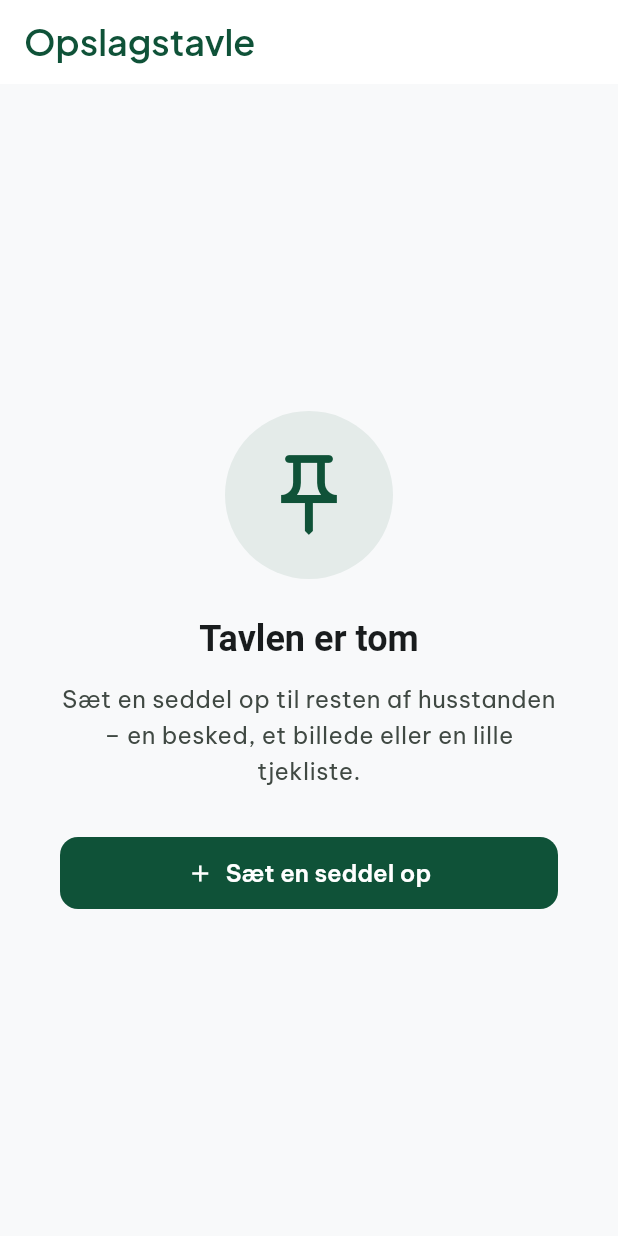
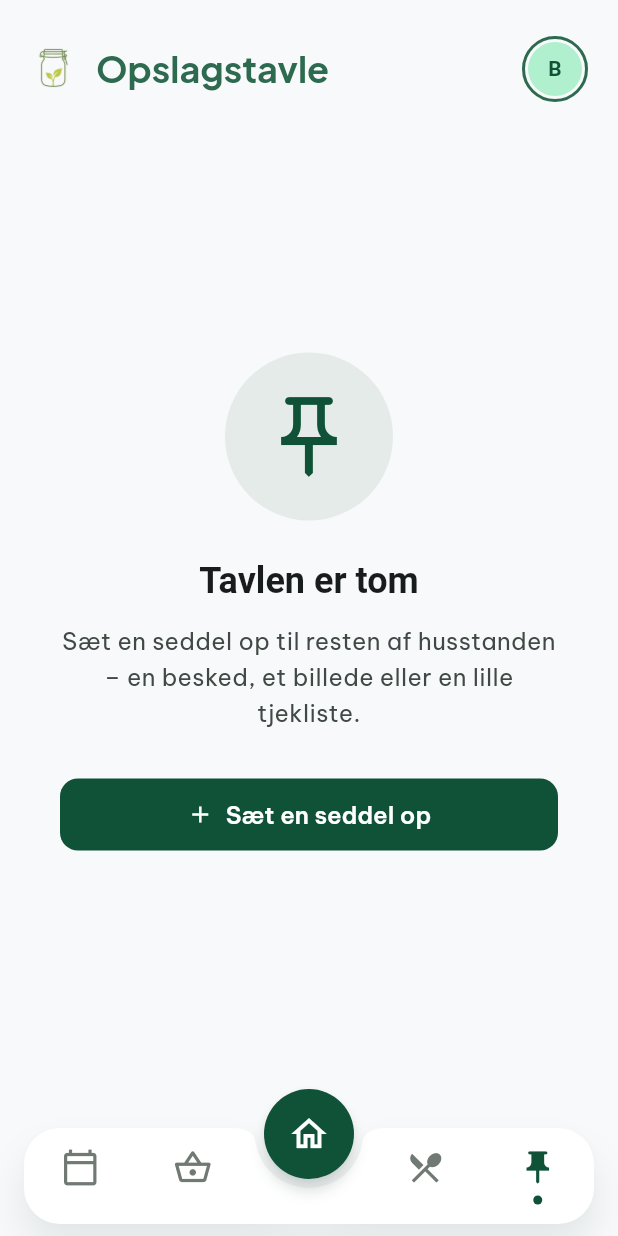
Before and after one commit to Zpolonius/Skafferiet, a Flutter app: the BoardScreen screen opened by its route, on a phone screen of 412 x 824 dp. Run offline on Flutter 3.47's test engine with Material 3 defaults, Android fonts, the phone set to English and light mode, and no system bars; our stand-ins replace cached_network_image, cloud_firestore, connectivity_plus, firebase_auth, firebase_core, firebase_storage and 6 more; accounts and stored records are empty; generated files the repository leaves out were written again; network calls fail.

Commit message:
Move the board into a five-tab bottom bar with Home centred
The bottom bar is now a floating, rounded bar with a raised round Home
button in the middle that sits in a soft notch. Tabs are icon-only; the
active one turns green and gets a dot. Each tab still has a label for
screen readers and as a long-press tooltip.

Branch order is Meal Plan, Grocery, Home, Recipes, Board. The board
moved from a pushed route into its own tab, so it now has the same
header as the other tabs, and the Home preview card switches tab
instead of pushing.

Fix screen readers being unable to activate the board preview card and
checklist items: excludeSemantics also hid the tap action, so they were
announced but could not be pressed. Tests now check for the tap action.

Co-Authored-By: Claude Opus 5.5 <noreply@anthropic.com>
Claude-Session: https://claude.ai/code/session_01BWH2DN6p66yyEofLa2ziFo

```diff
--- a/lib/features/board/board_note_card.dart
+++ b/lib/features/board/board_note_card.dart
@@ -233,6 +233,7 @@ class _ChecklistRow extends StatelessWidget {
     return Semantics(
       checked: isDone,
       label: text,
+      onTap: onTap,
       excludeSemantics: true,
       child: InkWell(
         onTap: onTap,
--- a/lib/features/board/board_preview_card.dart
+++ b/lib/features/board/board_preview_card.dart
@@ -26,6 +26,7 @@ class BoardPreviewCard extends ConsumerWidget {
     return Semantics(
       button: true,
       label: 'Opslagstavlen. $subtitle',
+      onTap: () => context.go('/board'),
       excludeSemantics: true,
       child: Material(
         color: cs.surfaceContainerLowest,
@@ -33,7 +34,7 @@ class BoardPreviewCard extends ConsumerWidget {
         elevation: 0,
         child: InkWell(
           borderRadius: BorderRadius.circular(20),
-          onTap: () => context.push('/board'),
+          onTap: () => context.go('/board'),
           child: Container(
             padding: const EdgeInsets.all(16),
             decoration: BoxDecoration(
--- a/lib/features/board/board_screen.dart
+++ b/lib/features/board/board_screen.dart
@@ -3,6 +3,7 @@ import 'package:flutter_riverpod/flutter_riverpod.dart';
 import 'package:gap/gap.dart';
 import '../../core/models/board_note.dart';
 import '../../shared/widgets/empty_state_widget.dart';
+import '../../shared/widgets/profile_avatar.dart';
 import '../auth/auth_provider.dart';
 import '../profile/household_provider.dart';
 import 'add_board_note_sheet.dart';
@@ -16,19 +17,10 @@ class BoardScreen extends ConsumerWidget {
 
   @override
   Widget build(BuildContext context, WidgetRef ref) {
-    final cs = Theme.of(context).colorScheme;
     final notesAsync = ref.watch(boardProvider);
     final hasNotes = notesAsync.valueOrNull?.isNotEmpty ?? false;
 
     return Scaffold(
-      appBar: AppBar(
-        backgroundColor: cs.surfaceContainerLowest,
-        surfaceTintColor: Colors.transparent,
-        title: Text(
-          'Opslagstavle',
-          style: Theme.of(context).textTheme.displayMedium?.copyWith(color: cs.primary),
-        ),
-      ),
       floatingActionButton: hasNotes
           ? FloatingActionButton.extended(
               onPressed: () => _openAddSheet(context),
@@ -36,7 +28,20 @@ class BoardScreen extends ConsumerWidget {
               label: const Text('Ny seddel'),
             )
           : null,
-      body: notesAsync.when(
+      body: SafeArea(
+        child: Column(
+          children: [
+            const _BoardHeader(),
+            Expanded(child: _buildContent(context, ref, notesAsync)),
+          ],
+        ),
+      ),
+    );
+  }
+
+  Widget _buildContent(
+      BuildContext context, WidgetRef ref, AsyncValue<List<BoardNote>> notesAsync) {
+    return notesAsync.when(
       data: (notes) => notes.isEmpty
           ? EmptyStateWidget(
               icon: Icons.push_pin_outlined,
@@ -61,7 +66,6 @@ class BoardScreen extends ConsumerWidget {
           ],
         ),
       ),
-      ),
     );
   }
 
@@ -70,6 +74,35 @@ class BoardScreen extends ConsumerWidget {
     if (added == true && context.mounted) {
       ScaffoldMessenger.of(context).showSnackBar(const SnackBar(content: Text('Sedlen er sat op')));
     }
+  }
+}
+
+/// Fanens topbjælke – samme opbygning som de øvrige faner.
+class _BoardHeader extends StatelessWidget {
+  const _BoardHeader();
+
+  @override
+  Widget build(BuildContext context) {
+    final cs = Theme.of(context).colorScheme;
+    return Padding(
+      padding: const EdgeInsets.fromLTRB(20, 24, 20, 8),
+      child: Row(
+        children: [
+          Image.asset('assets/images/logo.png', height: 32),
+          const Gap(12),
+          Expanded(
+            child: Text(
+              'Opslagstavle',
+              style: Theme.of(context).textTheme.displayMedium?.copyWith(
+                    fontWeight: FontWeight.bold,
+                    color: cs.primaryContainer,
+                  ),
+            ),
+          ),
+          const ProfileAvatar(),
+        ],
+      ),
+    );
   }
 }
 
@@ -117,7 +150,7 @@ class _BoardGrid extends ConsumerWidget {
 
         return SingleChildScrollView(
           // Plads i bunden, så FAB'en ikke dækker den sidste seddel.
-          padding: const EdgeInsets.fromLTRB(16, 16, 16, 96),
+          padding: const EdgeInsets.fromLTRB(16, 8, 16, 96),
           child: Row(
             crossAxisAlignment: CrossAxisAlignment.start,
             children: [
--- a/lib/main.dart
+++ b/lib/main.dart
@@ -1,7 +1,6 @@
 import 'package:flutter/material.dart';
 import 'package:flutter_riverpod/flutter_riverpod.dart';
 import 'package:go_router/go_router.dart';
-import 'package:google_fonts/google_fonts.dart';
 import 'package:firebase_core/firebase_core.dart';
 import 'firebase_options.dart';
 import 'core/theme/app_theme.dart';
@@ -18,6 +17,7 @@ import 'features/onboarding/onboarding_screen.dart';
 import 'features/home/home_screen.dart';
 import 'features/board/board_screen.dart';
 import 'shared/widgets/offline_banner.dart';
+import 'shared/widgets/app_nav_bar.dart';
 
 import 'package:intl/date_symbol_data_local.dart';
 
@@ -90,16 +90,16 @@ class _MyAppState extends ConsumerState<MyApp> {
             StatefulShellBranch(
               routes: [
                 GoRoute(
-                  path: '/',
-                  builder: (context, state) => const HomeScreen(),
+                  path: '/grocery',
+                  builder: (context, state) => const GroceryScreen(),
                 ),
               ],
             ),
             StatefulShellBranch(
               routes: [
                 GoRoute(
-                  path: '/grocery',
-                  builder: (context, state) => const GroceryScreen(),
+                  path: '/',
+                  builder: (context, state) => const HomeScreen(),
                 ),
               ],
             ),
@@ -124,15 +124,19 @@ class _MyAppState extends ConsumerState<MyApp> {
                 ),
               ],
             ),
+            StatefulShellBranch(
+              routes: [
+                GoRoute(
+                  path: '/board',
+                  builder: (context, state) => const BoardScreen(),
+                ),
+              ],
+            ),
           ],
         ),
         GoRoute(
           path: '/profile',
           builder: (context, state) => const ProfileScreen(),
-        ),
-        GoRoute(
-          path: '/board',
-          builder: (context, state) => const BoardScreen(),
         ),
       ],
     );
@@ -190,6 +194,38 @@ class ScaffoldWithNavBar extends StatelessWidget {
 
   final StatefulNavigationShell navigationShell;
 
+  // Indeks svarer til rækkefølgen af grenene i StatefulShellRoute ovenfor.
+  static const _mealPlan = AppNavDestination(
+    icon: Icons.calendar_today_outlined,
+    activeIcon: Icons.calendar_today,
+    label: 'Madplan',
+    branchIndex: 0,
+  );
+  static const _grocery = AppNavDestination(
+    icon: Icons.shopping_basket_outlined,
+    activeIcon: Icons.shopping_basket,
+    label: 'Indkøb',
+    branchIndex: 1,
+  );
+  static const _home = AppNavDestination(
+    icon: Icons.home_outlined,
+    activeIcon: Icons.home_rounded,
+    label: 'Hjem',
+    branchIndex: 2,
+  );
+  static const _recipes = AppNavDestination(
+    icon: Icons.restaurant_menu_outlined,
+    activeIcon: Icons.restaurant_menu,
+    label: 'Opskrifter',
+    branchIndex: 3,
+  );
+  static const _board = AppNavDestination(
+    icon: Icons.push_pin_outlined,
+    activeIcon: Icons.push_pin,
+    label: 'Opslagstavle',
+    branchIndex: 4,
+  );
+
   @override
   Widget build(BuildContext context) {
     return Scaffold(
@@ -198,52 +234,15 @@ class ScaffoldWithNavBar extends StatelessWidget {
         mainAxisSize: MainAxisSize.min,
         children: [
           const OfflineBanner(),
-          Container(
-            decoration: BoxDecoration(
-              color: Colors.white,
-              borderRadius:
-                  const BorderRadius.vertical(top: Radius.circular(20)),
-              boxShadow: [
-                BoxShadow(
-                  color: const Color(0xFF2D6A4F).withValues(alpha: 0.08),
-                  blurRadius: 12,
-                  offset: const Offset(0, -4),
-                ),
-              ],
-            ),
-            child: SafeArea(
-              child: Padding(
-                padding: const EdgeInsets.symmetric(horizontal: 8, vertical: 8),
-                child: Row(
-                  mainAxisAlignment: MainAxisAlignment.spaceAround,
-                  children: [
-                    _NavBarItem(
-                      icon: Icons.calendar_today_outlined,
-                      label: 'Madplan',
-                      isActive: navigationShell.currentIndex == 0,
-                      onTap: () => navigationShell.goBranch(0),
-                    ),
-                    _NavBarItem(
-                      icon: Icons.home_outlined,
-                      label: 'Hjem',
-                      isActive: navigationShell.currentIndex == 1,
-                      onTap: () => navigationShell.goBranch(1),
-                    ),
-                    _NavBarItem(
-                      icon: Icons.shopping_basket_outlined,
-                      label: 'Indkøb',
-                      isActive: navigationShell.currentIndex == 2,
-                      onTap: () => navigationShell.goBranch(2),
-                    ),
-                    _NavBarItem(
-                      icon: Icons.restaurant_menu_outlined,
-                      label: 'Opskrifter',
-                      isActive: navigationShell.currentIndex == 3,
-                      onTap: () => navigationShell.goBranch(3),
-                    ),
-                  ],
-                ),
-              ),
+          AppNavBar(
+            leading: const [_mealPlan, _grocery],
+            center: _home,
+            trailing: const [_recipes, _board],
+            currentIndex: navigationShell.currentIndex,
+            onSelect: (index) => navigationShell.goBranch(
+              index,
+              // Tryk på den aktive fane går tilbage til fanens start.
+              initialLocation: index == navigationShell.currentIndex,
             ),
           ),
         ],
@@ -251,51 +250,3 @@ class ScaffoldWithNavBar extends StatelessWidget {
     );
   }
 }
-
-class _NavBarItem extends StatelessWidget {
-  final IconData icon;
-  final String label;
-  final bool isActive;
-  final VoidCallback onTap;
-
-  const _NavBarItem({
-    required this.icon,
-    required this.label,
-    required this.isActive,
-    required this.onTap,
-  });
-
-  @override
-  Widget build(BuildContext context) {
-    final color = isActive ? const Color(0xFF0F5238) : Colors.grey[400];
-    final bgColor = isActive ? const Color(0xFFE7F3ED) : Colors.transparent;
-
-    return GestureDetector(
-      onTap: onTap,
-      behavior: HitTestBehavior.opaque,
-      child: AnimatedContainer(
-        duration: const Duration(milliseconds: 200),
-        padding: const EdgeInsets.symmetric(horizontal: 16, vertical: 8),
-        decoration: BoxDecoration(
-          color: bgColor,
-          borderRadius: BorderRadius.circular(12),
-        ),
-        child: Column(
-          mainAxisSize: MainAxisSize.min,
-          children: [
-            Icon(icon, color: color, size: 24),
-            const SizedBox(height: 4),
-            Text(
-              label,
-              style: GoogleFonts.plusJakartaSans(
-                color: color,
-                fontSize: 11,
-                fontWeight: FontWeight.w500,
-              ),
-            ),
-          ],
-        ),
-      ),
-    );
-  }
-}
--- /dev/null
+++ b/lib/shared/widgets/app_nav_bar.dart
@@ -0,0 +1,263 @@
+import 'package:flutter/material.dart';
+
+/// Én fane i [AppNavBar].
+class AppNavDestination {
+  final IconData icon;
+  final IconData activeIcon;
+  final String label;
+
+  /// Grenens indeks i `StatefulShellRoute`.
+  final int branchIndex;
+
+  const AppNavDestination({
+    required this.icon,
+    required this.activeIcon,
+    required this.label,
+    required this.branchIndex,
+  });
+}
+
+/// Bundmenu med en hævet, rund knap i midten, der sidder i et udsnit
+/// ("dråbe") i baren. Aktiv fane markeres med farve og en prik.
+///
+/// Fanerne er kun ikoner; navnet læses op af skærmlæsere og vises som
+/// tooltip ved langt tryk.
+class AppNavBar extends StatelessWidget {
+  final List<AppNavDestination> leading;
+  final AppNavDestination center;
+  final List<AppNavDestination> trailing;
+  final int currentIndex;
+  final ValueChanged<int> onSelect;
+
+  const AppNavBar({
+    super.key,
+    required this.leading,
+    required this.center,
+    required this.trailing,
+    required this.currentIndex,
+    required this.onSelect,
+  });
+
+  static const double barHeight = 64;
+  static const double centerSize = 60;
+
+  /// Hvor meget midterknappen rager op over baren.
+  static const double _rise = 26;
+  static const double _notchGap = 6;
+  static const double _sideMargin = 16;
+  static const double _bottomMargin = 8;
+
+  @override
+  Widget build(BuildContext context) {
+    final cs = Theme.of(context).colorScheme;
+    final centerActive = currentIndex == center.branchIndex;
+
+    return SafeArea(
+      top: false,
+      child: Padding(
+        padding: const EdgeInsets.fromLTRB(_sideMargin, 0, _sideMargin, _bottomMargin),
+        child: SizedBox(
+          height: barHeight + _rise,
+          child: Stack(
+            clipBehavior: Clip.none,
+            alignment: Alignment.topCenter,
+            children: [
+              Positioned.fill(
+                top: _rise,
+                child: CustomPaint(
+                  painter: _NotchedBarPainter(
+                    color: cs.surfaceContainerLowest,
+                    shadowColor: cs.primary.withValues(alpha: 0.18),
+                    notchRadius: centerSize / 2 + _notchGap,
+                    notchCenterY: centerSize / 2 - _rise,
+                  ),
+                  child: Row(
+                    children: [
+                      for (final d in leading) Expanded(child: _tab(d)),
+                      // Plads til midterknappen; prikken under den vises her.
+                      SizedBox(
+                        width: centerSize + 2 * _notchGap + 8,
+                        child: Align(
+                          alignment: const Alignment(0, 0.75),
+                          child: _ActiveDot(visible: centerActive, color: cs.primary),
+                        ),
+                      ),
+                      for (final d in trailing) Expanded(child: _tab(d)),
+                    ],
+                  ),
+                ),
+              ),
+              Positioned(
+                top: 0,
+                child: _CenterButton(
+                  destination: center,
+                  isActive: centerActive,
+                  onTap: () => onSelect(center.branchIndex),
+                ),
+              ),
+            ],
+          ),
+        ),
+      ),
+    );
+  }
+
+  Widget _tab(AppNavDestination d) => _NavTab(
+        destination: d,
+        isActive: currentIndex == d.branchIndex,
+        onTap: () => onSelect(d.branchIndex),
+      );
+}
+
+class _NavTab extends StatelessWidget {
+  final AppNavDestination destination;
+  final bool isActive;
+  final VoidCallback onTap;
+
+  const _NavTab({required this.destination, required this.isActive, required this.onTap});
+
+  @override
+  Widget build(BuildContext context) {
+    final cs = Theme.of(context).colorScheme;
+    final color = isActive ? cs.primary : cs.outline;
+
+    return Semantics(
+      button: true,
+      selected: isActive,
+      label: destination.label,
+      onTap: onTap,
+      excludeSemantics: true,
+      child: Tooltip(
+        message: destination.label,
+        child: InkResponse(
+          onTap: onTap,
+          radius: 28,
+          child: SizedBox.expand(
+            child: Column(
+              mainAxisAlignment: MainAxisAlignment.center,
+              children: [
+                AnimatedSwitcher(
+                  duration: const Duration(milliseconds: 200),
+                  child: Icon(
+                    isActive ? destination.activeIcon : destination.icon,
+                    key: ValueKey(isActive),
+                    color: color,
+                    size: 26,
+                  ),
+                ),
+                const SizedBox(height: 6),
+                _ActiveDot(visible: isActive, color: cs.primary),
+              ],
+            ),
+          ),
+        ),
+      ),
+    );
+  }
+}
+
+class _CenterButton extends StatelessWidget {
+  final AppNavDestination destination;
+  final bool isActive;
+  final VoidCallback onTap;
+
+  const _CenterButton({required this.destination, required this.isActive, required this.onTap});
+
+  @override
+  Widget build(BuildContext context) {
+    final cs = Theme.of(context).colorScheme;
+
+    return Semantics(
+      button: true,
+      selected: isActive,
+      label: destination.label,
+      onTap: onTap,
+      excludeSemantics: true,
+      child: Tooltip(
+        message: destination.label,
+        child: Material(
+          color: cs.primary,
+          shape: const CircleBorder(),
+          elevation: 4,
+          shadowColor: cs.primary.withValues(alpha: 0.4),
+          child: InkWell(
+            customBorder: const CircleBorder(),
+            onTap: onTap,
+            child: SizedBox.square(
+              dimension: AppNavBar.centerSize,
+              child: Icon(
+                isActive ? destination.activeIcon : destination.icon,
+                color: cs.onPrimary,
+                size: 28,
+              ),
+            ),
+          ),
+        ),
+      ),
+    );
+  }
+}
+
+class _ActiveDot extends StatelessWidget {
+  final bool visible;
+  final Color color;
+
+  const _ActiveDot({required this.visible, required this.color});
+
+  @override
+  Widget build(BuildContext context) {
+    return AnimatedScale(
+      scale: visible ? 1 : 0,
+      duration: const Duration(milliseconds: 200),
+      curve: Curves.easeOutBack,
+      child: Container(
+        width: 6,
+        height: 6,
+        decoration: BoxDecoration(color: color, shape: BoxShape.circle),
+      ),
+    );
+  }
+}
+
+/// Tegner baren: et afrundet rektangel med et blødt, rundt udsnit øverst i
+/// midten, hvor midterknappen sidder.
+class _NotchedBarPainter extends CustomPainter {
+  final Color color;
+  final Color shadowColor;
+  final double notchRadius;
+
+  /// Udsnittets centrum målt fra barens overkant (negativ = over baren).
+  final double notchCenterY;
+
+  const _NotchedBarPainter({
+    required this.color,
+    required this.shadowColor,
+    required this.notchRadius,
+    required this.notchCenterY,
+  });
+
+  Path _path(Size size) {
+    final host = Offset.zero & size;
+    final guest = Rect.fromCircle(
+      center: Offset(size.width / 2, notchCenterY),
+      radius: notchRadius,
+    );
+    final notched = const CircularNotchedRectangle().getOuterPath(host, guest);
+    final rounded = Path()..addRRect(RRect.fromRectAndRadius(host, const Radius.circular(24)));
+    return Path.combine(PathOperation.intersect, notched, rounded);
+  }
+
+  @override
+  void paint(Canvas canvas, Size size) {
+    final path = _path(size);
+    canvas.drawShadow(path, shadowColor, 8, false);
+    canvas.drawPath(path, Paint()..color = color);
+  }
+
+  @override
+  bool shouldRepaint(_NotchedBarPainter old) =>
+      old.color != color ||
+      old.shadowColor != shadowColor ||
+      old.notchRadius != notchRadius ||
+      old.notchCenterY != notchCenterY;
+}
```
Also changed, not shown: 4 other files. Lines whose indentation alone changed are shown as unchanged.
